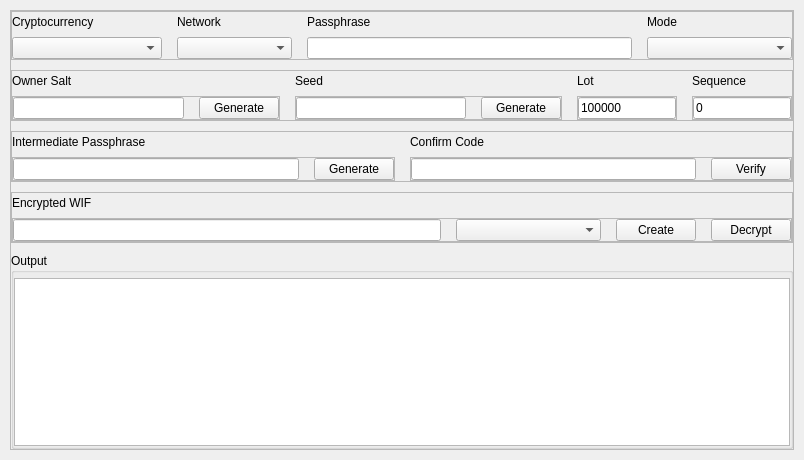
This is desktop/ui/bip38.ui in talonlab/bip38-desktop as Qt 5 draws it before an edit. The edited form follows.
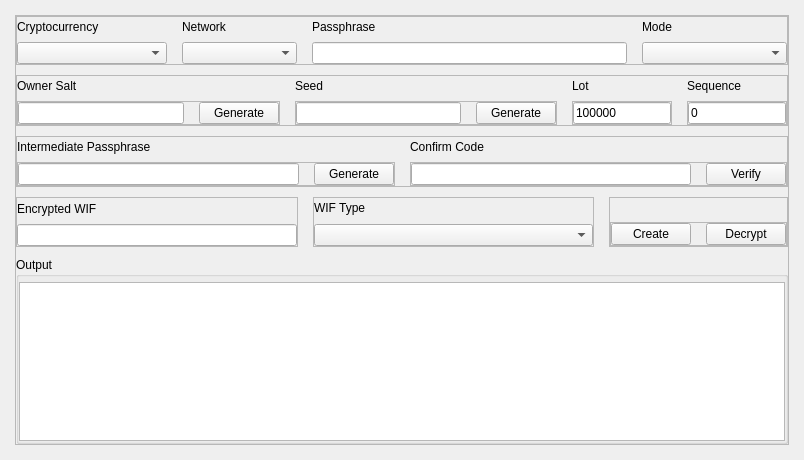
This is the edited form. The open tabs and pages were chosen to show the change.

Commit message: Update: label for WIF Type

The edit to the form file:
```diff
--- a/desktop/ui/bip38.ui
+++ b/desktop/ui/bip38.ui
@@ -19,16 +19,16 @@
      <number>0</number>
     </property>
     <property name="leftMargin">
-     <number>10</number>
+     <number>15</number>
     </property>
     <property name="topMargin">
-     <number>10</number>
+     <number>15</number>
     </property>
     <property name="rightMargin">
-     <number>10</number>
+     <number>15</number>
     </property>
     <property name="bottomMargin">
-     <number>10</number>
+     <number>15</number>
     </property>
     <item>
      <widget class="QFrame" name="bip38ContainerQFrame">
@@ -374,7 +374,7 @@
        <item>
         <widget class="QStackedWidget" name="modeQStackedWidget">
          <property name="currentIndex">
-          <number>0</number>
+          <number>1</number>
          </property>
          <widget class="QWidget" name="noECQWidget">
           <layout class="QVBoxLayout" name="noECVLayout">
@@ -1490,13 +1490,7 @@
        </item>
        <item>
         <widget class="QFrame" name="decryptWIFAndButtonsContainerQFrame">
-         <property name="frameShape">
-          <enum>QFrame::Shape::StyledPanel</enum>
-         </property>
-         <property name="frameShadow">
-          <enum>QFrame::Shadow::Raised</enum>
-         </property>
-         <layout class="QHBoxLayout" name="decryptWIFfHorizontalLayout">
+         <layout class="QHBoxLayout" name="decryptWIFAndButtonsQFrameHLayout">
           <property name="spacing">
            <number>15</number>
           </property>
@@ -1514,6 +1508,12 @@
           </property>
           <item>
            <widget class="QFrame" name="decryptWIFContainerQFrame">
+            <property name="frameShape">
+             <enum>QFrame::Shape::StyledPanel</enum>
+            </property>
+            <property name="frameShadow">
+             <enum>QFrame::Shadow::Raised</enum>
+            </property>
             <layout class="QVBoxLayout" name="decryptWIFContainerQFrameVLayout">
              <property name="spacing">
               <number>5</number>
@@ -1572,14 +1572,135 @@
               </widget>
              </item>
              <item>
-              <widget class="QFrame" name="decryptWIFAndButtonContainerQFrame">
+              <widget class="QLineEdit" name="decryptWIFQLineEdit"/>
+             </item>
+            </layout>
+           </widget>
+          </item>
+          <item>
+           <widget class="QFrame" name="decryptWIFTypeContainerQFrame">
+            <property name="frameShape">
+             <enum>QFrame::Shape::StyledPanel</enum>
+            </property>
+            <property name="frameShadow">
+             <enum>QFrame::Shadow::Raised</enum>
+            </property>
+            <layout class="QVBoxLayout" name="decryptWIFTypeContainerQFrameVLayout">
+             <property name="leftMargin">
+              <number>0</number>
+             </property>
+             <property name="topMargin">
+              <number>0</number>
+             </property>
+             <property name="rightMargin">
+              <number>0</number>
+             </property>
+             <property name="bottomMargin">
+              <number>0</number>
+             </property>
+             <item>
+              <widget class="QFrame" name="wifTypeLableContainerQFrame">
+               <layout class="QHBoxLayout" name="wifTypeLabelContainerQFrameHLayout2">
+                <property name="spacing">
+                 <number>15</number>
+                </property>
+                <property name="leftMargin">
+                 <number>0</number>
+                </property>
+                <property name="topMargin">
+                 <number>0</number>
+                </property>
+                <property name="rightMargin">
+                 <number>0</number>
+                </property>
+                <property name="bottomMargin">
+                 <number>0</number>
+                </property>
+                <item>
+                 <widget class="QLabel" name="wifTypeQLabel">
+                  <property name="text">
+                   <string>WIF Type</string>
+                  </property>
+                 </widget>
+                </item>
+                <item>
+                 <spacer name="wifTypeLabelContainerQFrameHSpacer">
+                  <property name="orientation">
+                   <enum>Qt::Orientation::Horizontal</enum>
+                  </property>
+                  <property name="sizeHint" stdset="0">
+                   <size>
+                    <width>40</width>
+                    <height>20</height>
+                   </size>
+                  </property>
+                 </spacer>
+                </item>
+               </layout>
+              </widget>
+             </item>
+             <item>
+              <widget class="QComboBox" name="createEncryptedWIFTypeQComboBox">
+               <property name="minimumSize">
+                <size>
+                 <width>145</width>
+                 <height>0</height>
+                </size>
+               </property>
+               <property name="placeholderText">
+                <string>(Select)</string>
+               </property>
+              </widget>
+             </item>
+            </layout>
+           </widget>
+          </item>
+          <item>
+           <widget class="QFrame" name="decryptWIFButtonsContainerQFrame">
+            <property name="frameShape">
+             <enum>QFrame::Shape::StyledPanel</enum>
+            </property>
+            <property name="frameShadow">
+             <enum>QFrame::Shadow::Raised</enum>
+            </property>
+            <layout class="QVBoxLayout" name="decryptWIFButtonsContainerQFrameVLayout">
+             <property name="spacing">
+              <number>5</number>
+             </property>
+             <property name="leftMargin">
+              <number>0</number>
+             </property>
+             <property name="topMargin">
+              <number>0</number>
+             </property>
+             <property name="rightMargin">
+              <number>0</number>
+             </property>
+             <property name="bottomMargin">
+              <number>0</number>
+             </property>
+             <item>
+              <spacer name="verticalSpacer">
+               <property name="orientation">
+                <enum>Qt::Orientation::Vertical</enum>
+               </property>
+               <property name="sizeHint" stdset="0">
+                <size>
+                 <width>20</width>
+                 <height>49</height>
+                </size>
+               </property>
+              </spacer>
+             </item>
+             <item>
+              <widget class="QFrame" name="decryptWIFButtonsQFrame">
                <property name="frameShape">
                 <enum>QFrame::Shape::StyledPanel</enum>
                </property>
                <property name="frameShadow">
                 <enum>QFrame::Shadow::Raised</enum>
                </property>
-               <layout class="QHBoxLayout" name="decryptWIFHLayout">
+               <layout class="QHBoxLayout" name="decryptWIFButtonsQFrameHLayout">
                 <property name="spacing">
                  <number>15</number>
                 </property>
@@ -1595,22 +1716,6 @@
                 <property name="bottomMargin">
                  <number>0</number>
                 </property>
-                <item>
-                 <widget class="QLineEdit" name="decryptWIFQLineEdit"/>
-                </item>
-                <item>
-                 <widget class="QComboBox" name="createEncryptedWIFTypeQComboBox">
-                  <property name="minimumSize">
-                   <size>
-                    <width>145</width>
-                    <height>0</height>
-                   </size>
-                  </property>
-                  <property name="placeholderText">
-                   <string>(Select)</string>
-                  </property>
-                 </widget>
-                </item>
                 <item>
                  <widget class="QPushButton" name="createEncryptedWIFQPushButton">
                   <property name="cursor">
```
The commit also changes 2 other files.
